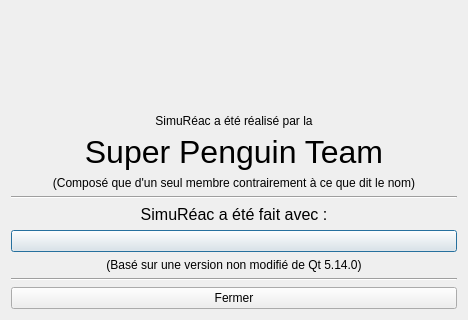
Before: the Qt Designer form dialogapropos.ui in Bapt5962/Simureac, drawn with Qt 5; both pictures show x 0 to 468 and y 255 to 575 of the 468 by 575 pixel window.
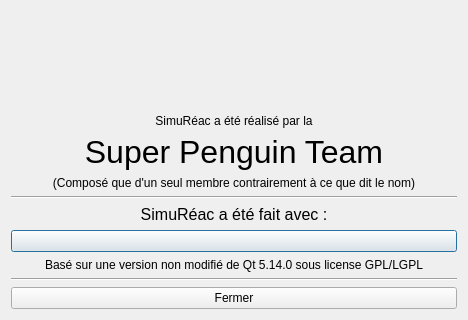
After: the same form once the commit is applied.

Patch:
```diff
--- a/dialogapropos.ui
+++ b/dialogapropos.ui
@@ -122,7 +122,7 @@
       </sizepolicy>
      </property>
      <property name="text">
-      <string>(Basé sur une version non modifié de Qt 5.14.0)</string>
+      <string>Basé sur une version non modifié de Qt 5.14.0 sous license GPL/LGPL</string>
      </property>
      <property name="alignment">
       <set>Qt::AlignCenter</set>
```
